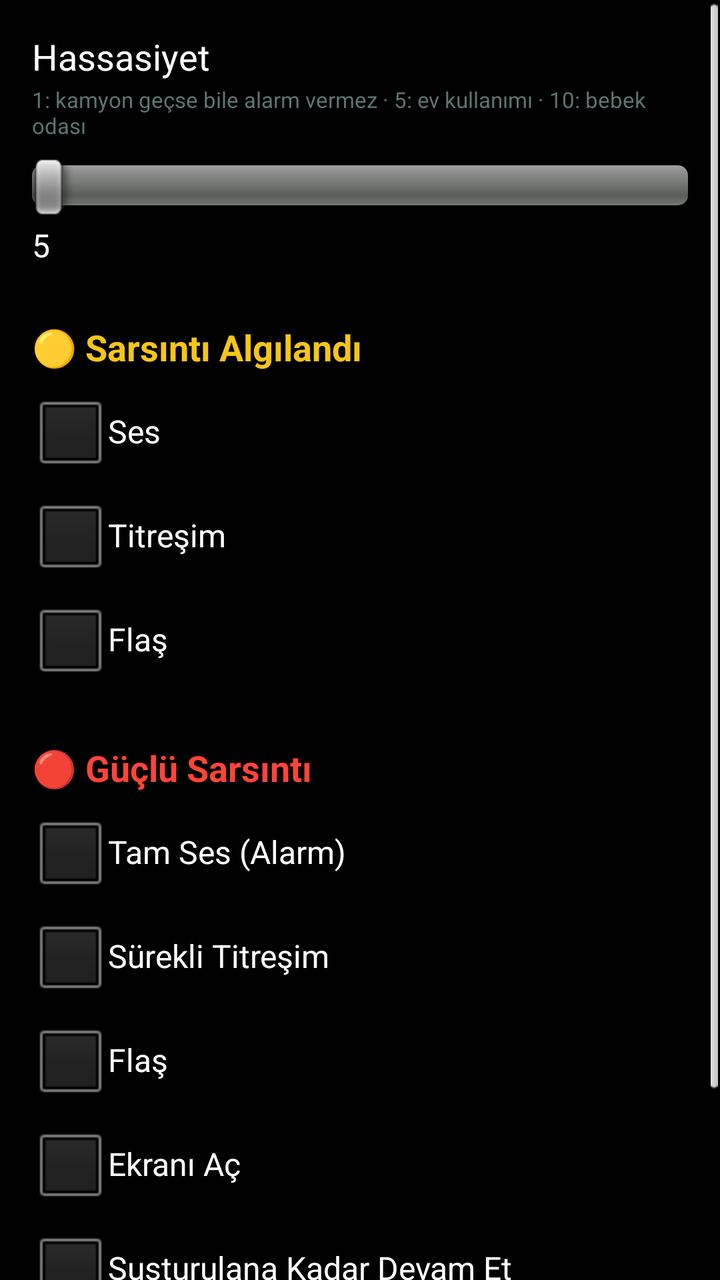
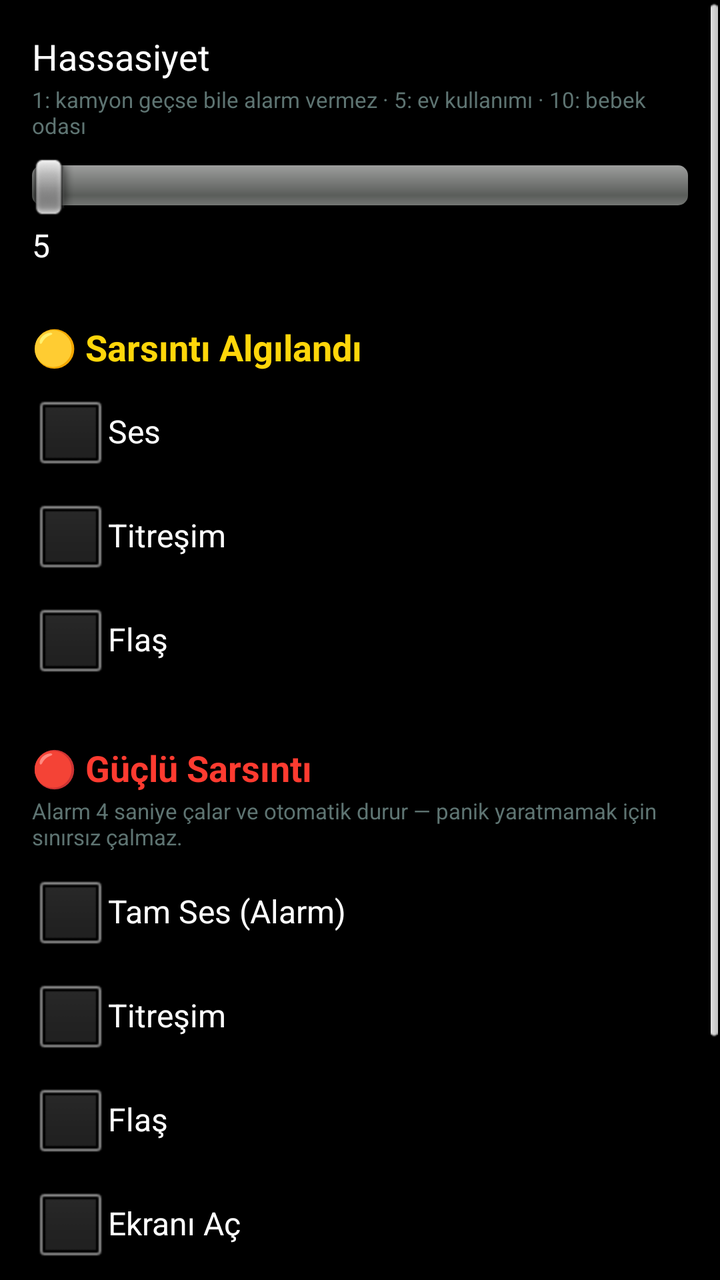

The first picture is an Android layout as it rendered before a commit; the second is the same layout after the commit. The layout source and the unified diff follow.
<!-- AndroidManifest.xml: application theme android:Theme.Black.NoTitleBar -->
<!-- res/layout/activity_settings.xml -->
<?xml version="1.0" encoding="utf-8"?>
<ScrollView xmlns:android="http://schemas.android.com/apk/res/android"
    android:layout_width="match_parent"
    android:layout_height="match_parent"
    android:background="#05070707">

    <LinearLayout
        android:layout_width="match_parent"
        android:layout_height="wrap_content"
        android:orientation="vertical"
        android:padding="16dp">

        <TextView
            android:layout_width="wrap_content"
            android:layout_height="wrap_content"
            android:text="Hassasiyet"
            android:textColor="#FFFFFF"
            android:textSize="18sp"/>

        <TextView
            android:layout_width="wrap_content"
            android:layout_height="wrap_content"
            android:text="1: kamyon geçse bile alarm vermez · 5: ev kullanımı · 10: bebek odası"
            android:textColor="#5E7472"
            android:textSize="11sp"
            android:layout_marginTop="2dp"/>

        <SeekBar
            android:id="@+id/seekSensitivity"
            android:layout_width="match_parent"
            android:layout_height="wrap_content"
            android:layout_marginTop="8dp"/>

        <TextView
            android:id="@+id/tvSensitivityValue"
            android:layout_width="wrap_content"
            android:layout_height="wrap_content"
            android:text="5"
            android:textColor="#FFFFFF"
            android:textSize="16sp"
            android:layout_marginTop="4dp"/>

        
        <TextView
            android:layout_width="wrap_content"
            android:layout_height="wrap_content"
            android:text="🟡 Sarsıntı Algılandı"
            android:textColor="#F5C518"
            android:textSize="18sp"
            android:textStyle="bold"
            android:layout_marginTop="28dp"/>

        <CheckBox
            android:id="@+id/cbYellowSound"
            android:layout_width="wrap_content"
            android:layout_height="wrap_content"
            android:text="Ses"
            android:textColor="#FFFFFF"
            android:layout_marginTop="6dp"/>

        <CheckBox
            android:id="@+id/cbYellowVib"
            android:layout_width="wrap_content"
            android:layout_height="wrap_content"
            android:text="Titreşim"
            android:textColor="#FFFFFF"
            android:layout_marginTop="4dp"/>

        <CheckBox
            android:id="@+id/cbYellowFlash"
            android:layout_width="wrap_content"
            android:layout_height="wrap_content"
            android:text="Flaş"
            android:textColor="#FFFFFF"
            android:layout_marginTop="4dp"/>

        
        <TextView
            android:layout_width="wrap_content"
            android:layout_height="wrap_content"
            android:text="🔴 Güçlü Sarsıntı"
            android:textColor="#FF4438"
            android:textSize="18sp"
            android:textStyle="bold"
            android:layout_marginTop="28dp"/>

        <CheckBox
            android:id="@+id/cbRedSound"
            android:layout_width="wrap_content"
            android:layout_height="wrap_content"
            android:text="Tam Ses (Alarm)"
            android:textColor="#FFFFFF"
            android:layout_marginTop="6dp"/>

        <CheckBox
            android:id="@+id/cbRedVib"
            android:layout_width="wrap_content"
            android:layout_height="wrap_content"
            android:text="Sürekli Titreşim"
            android:textColor="#FFFFFF"
            android:layout_marginTop="4dp"/>

        <CheckBox
            android:id="@+id/cbRedFlash"
            android:layout_width="wrap_content"
            android:layout_height="wrap_content"
            android:text="Flaş"
            android:textColor="#FFFFFF"
            android:layout_marginTop="4dp"/>

        <CheckBox
            android:id="@+id/cbRedWake"
            android:layout_width="wrap_content"
            android:layout_height="wrap_content"
            android:text="Ekranı Aç"
            android:textColor="#FFFFFF"
            android:layout_marginTop="4dp"/>

        <CheckBox
            android:id="@+id/cbRedContinuous"
            android:layout_width="wrap_content"
            android:layout_height="wrap_content"
            android:text="Susturulana Kadar Devam Et"
            android:textColor="#FFFFFF"
            android:layout_marginTop="4dp"/>

        <Button
            android:id="@+id/btnBack"
            android:layout_width="wrap_content"
            android:layout_height="wrap_content"
            android:text="GERİ"
            android:layout_marginTop="28dp"/>

    </LinearLayout>
</ScrollView>
<!-- resources referenced by this layout -->
<resources>

</resources>

<!-- the commit's change to res/layout/activity_settings.xml (unified diff, before → after) -->
@@ -40,12 +40,11 @@
             android:textSize="16sp"
             android:layout_marginTop="4dp"/>
 
-        
         <TextView
             android:layout_width="wrap_content"
             android:layout_height="wrap_content"
             android:text="🟡 Sarsıntı Algılandı"
-            android:textColor="#F5C518"
+            android:textColor="#FFD60A"
             android:textSize="18sp"
             android:textStyle="bold"
             android:layout_marginTop="28dp"/>
@@ -74,15 +73,22 @@
             android:textColor="#FFFFFF"
             android:layout_marginTop="4dp"/>
 
-        
         <TextView
             android:layout_width="wrap_content"
             android:layout_height="wrap_content"
             android:text="🔴 Güçlü Sarsıntı"
-            android:textColor="#FF4438"
+            android:textColor="#FF3B30"
             android:textSize="18sp"
             android:textStyle="bold"
             android:layout_marginTop="28dp"/>
+
+        <TextView
+            android:layout_width="wrap_content"
+            android:layout_height="wrap_content"
+            android:text="Alarm 4 saniye çalar ve otomatik durur — panik yaratmamak için sınırsız çalmaz."
+            android:textColor="#5E7472"
+            android:textSize="11sp"
+            android:layout_marginTop="2dp"/>
 
         <CheckBox
             android:id="@+id/cbRedSound"
@@ -96,7 +102,7 @@
             android:id="@+id/cbRedVib"
             android:layout_width="wrap_content"
             android:layout_height="wrap_content"
-            android:text="Sürekli Titreşim"
+            android:text="Titreşim"
             android:textColor="#FFFFFF"
             android:layout_marginTop="4dp"/>
 
@@ -116,20 +122,21 @@
             android:textColor="#FFFFFF"
             android:layout_marginTop="4dp"/>
 
-        <CheckBox
-            android:id="@+id/cbRedContinuous"
-            android:layout_width="wrap_content"
+        <Button
+            android:id="@+id/btnSave"
+            android:layout_width="match_parent"
             android:layout_height="wrap_content"
-            android:text="Susturulana Kadar Devam Et"
-            android:textColor="#FFFFFF"
-            android:layout_marginTop="4dp"/>
+            android:text="AYARLARI KAYDET"
+            android:backgroundTint="#22E88A"
+            android:textColor="#000000"
+            android:layout_marginTop="28dp"/>
 
         <Button
             android:id="@+id/btnBack"
             android:layout_width="wrap_content"
             android:layout_height="wrap_content"
             android:text="GERİ"
-            android:layout_marginTop="28dp"/>
+            android:layout_marginTop="12dp"/>
 
     </LinearLayout>
 </ScrollView>
